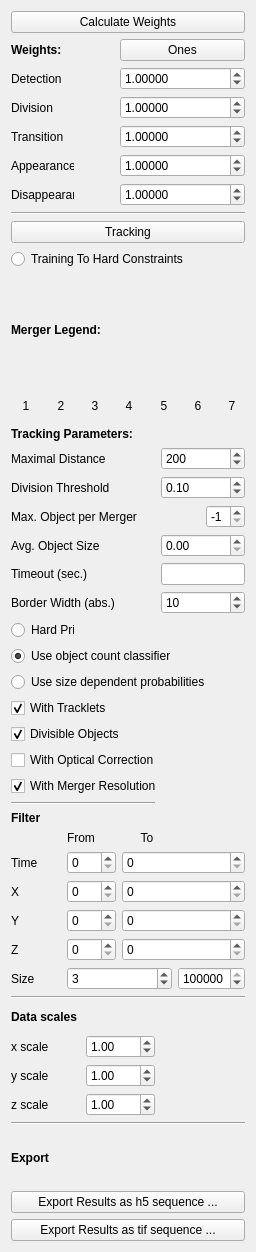
Old version of the form ilastik/applets/tracking/structured/drawer.ui in the repository ilastik/ilastik.
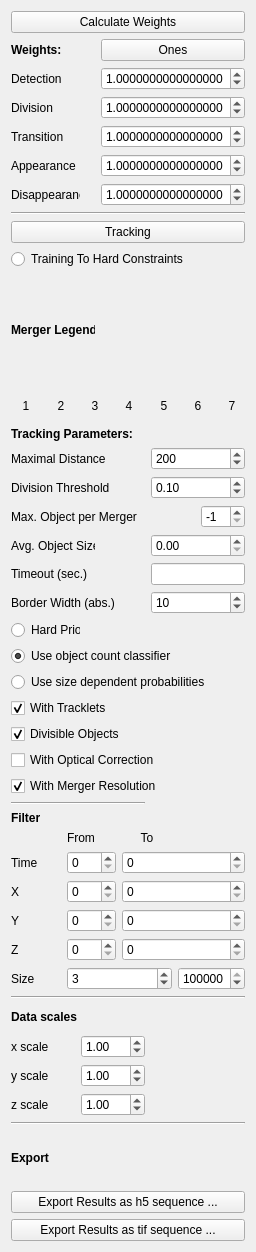
New version of the form.

What changed in the file:
```diff
--- a/ilastik/applets/tracking/structured/drawer.ui
+++ b/ilastik/applets/tracking/structured/drawer.ui
@@ -58,13 +58,13 @@
    <item row="2" column="2" colspan="3">
     <widget class="QDoubleSpinBox" name="detWeightBox">
      <property name="decimals">
-      <number>5</number>
+      <number>16</number>
      </property>
      <property name="minimum">
       <double>-10000.000000000000000</double>
      </property>
      <property name="maximum">
-      <double>10000.000000000000000</double>
+      <double>1000000.000000000000000</double>
      </property>
      <property name="value">
       <double>1.000000000000000</double>
@@ -84,13 +84,13 @@
    <item row="3" column="2" colspan="3">
     <widget class="QDoubleSpinBox" name="divWeightBox">
      <property name="decimals">
-      <number>5</number>
+      <number>16</number>
      </property>
      <property name="minimum">
       <double>-10000.000000000000000</double>
      </property>
      <property name="maximum">
-      <double>10000.000000000000000</double>
+      <double>1000000.000000000000000</double>
      </property>
      <property name="value">
       <double>1.000000000000000</double>
@@ -110,13 +110,13 @@
    <item row="4" column="2" colspan="3">
     <widget class="QDoubleSpinBox" name="transWeightBox">
      <property name="decimals">
-      <number>5</number>
+      <number>16</number>
      </property>
      <property name="minimum">
       <double>-10000.000000000000000</double>
      </property>
      <property name="maximum">
-      <double>10000.000000000000000</double>
+      <double>1000000.000000000000000</double>
      </property>
      <property name="value">
       <double>1.000000000000000</double>
@@ -136,13 +136,13 @@
    <item row="5" column="2" colspan="3">
     <widget class="QDoubleSpinBox" name="appearanceBox">
      <property name="decimals">
-      <number>5</number>
+      <number>16</number>
      </property>
      <property name="minimum">
       <double>-10000.000000000000000</double>
      </property>
      <property name="maximum">
-      <double>10000.000000000000000</double>
+      <double>1000000.000000000000000</double>
      </property>
      <property name="value">
       <double>1.000000000000000</double>
@@ -162,13 +162,13 @@
    <item row="6" column="2" colspan="3">
     <widget class="QDoubleSpinBox" name="disappearanceBox">
      <property name="decimals">
-      <number>5</number>
+      <number>16</number>
      </property>
      <property name="minimum">
       <double>-10000.000000000000000</double>
      </property>
      <property name="maximum">
-      <double>10000.000000000000000</double>
+      <double>1000000.000000000000000</double>
      </property>
      <property name="value">
       <double>1.000000000000000</double>
```
